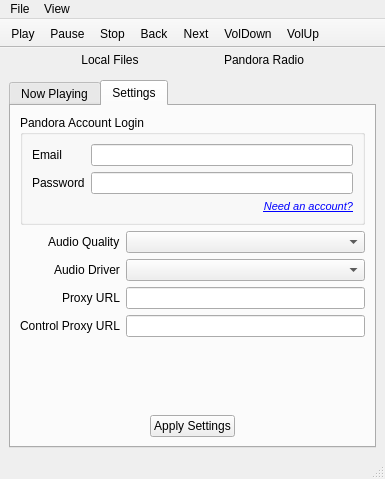
Before: the Qt Designer form src-qt5/desktop-utils/lumina-mediaplayer/mainUI.ui in lumina-desktop/lumina, drawn with Qt 5.
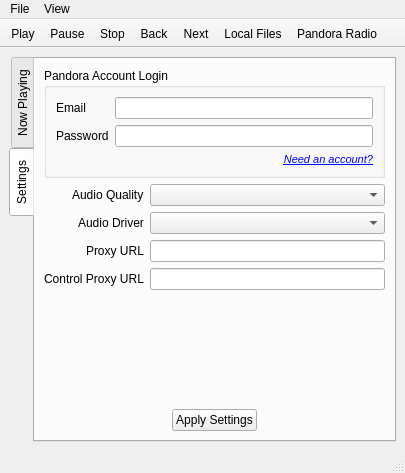
After: the same form once the commit is applied. The open tabs and pages were chosen to show the change. Icons and pictures are not drawn.

Commit message: Clean up the UI for lumina-mediaplayer, and disable video output (still getting gstreamer stream crashes when the video widget is not visible).

What changed in the file:
```diff
--- a/src-qt5/desktop-utils/lumina-mediaplayer/mainUI.ui
+++ b/src-qt5/desktop-utils/lumina-mediaplayer/mainUI.ui
@@ -6,8 +6,8 @@
    <rect>
     <x>0</x>
     <y>0</y>
-    <width>385</width>
-    <height>479</height>
+    <width>405</width>
+    <height>473</height>
    </rect>
   </property>
   <property name="windowTitle">
@@ -30,57 +30,6 @@
     <property name="bottomMargin">
      <number>0</number>
     </property>
-    <item>
-     <widget class="QFrame" name="frame_type">
-      <layout class="QHBoxLayout" name="horizontalLayout">
-       <property name="topMargin">
-        <number>1</number>
-       </property>
-       <property name="bottomMargin">
-        <number>1</number>
-       </property>
-       <item>
-        <widget class="QToolButton" name="radio_local">
-         <property name="text">
-          <string>Local Files</string>
-         </property>
-         <property name="checkable">
-          <bool>true</bool>
-         </property>
-         <property name="checked">
-          <bool>false</bool>
-         </property>
-         <property name="toolButtonStyle">
-          <enum>Qt::ToolButtonTextBesideIcon</enum>
-         </property>
-         <property name="autoRaise">
-          <bool>true</bool>
-         </property>
-        </widget>
-       </item>
-       <item>
-        <widget class="QToolButton" name="radio_pandora">
-         <property name="text">
-          <string>Pandora Radio</string>
-         </property>
-         <property name="icon">
-          <iconset resource="extra/resources.qrc">
-           <normaloff>:/pandora</normaloff>:/pandora</iconset>
-         </property>
-         <property name="checkable">
-          <bool>true</bool>
-         </property>
-         <property name="toolButtonStyle">
-          <enum>Qt::ToolButtonTextBesideIcon</enum>
-         </property>
-         <property name="autoRaise">
-          <bool>true</bool>
-         </property>
-        </widget>
-       </item>
-      </layout>
-     </widget>
-    </item>
     <item>
      <widget class="QStackedWidget" name="stackedWidget">
       <property name="currentIndex">
@@ -298,6 +247,9 @@
        <layout class="QVBoxLayout" name="verticalLayout_2">
         <item>
          <widget class="QTabWidget" name="tabWidget_pandora">
+          <property name="tabPosition">
+           <enum>QTabWidget::West</enum>
+          </property>
           <property name="currentIndex">
            <number>1</number>
           </property>
@@ -717,7 +669,7 @@
     <rect>
      <x>0</x>
      <y>0</y>
-     <width>385</width>
+     <width>405</width>
      <height>24</height>
     </rect>
    </property>
@@ -763,8 +715,8 @@
    <addaction name="actionStop"/>
    <addaction name="actionBack"/>
    <addaction name="actionNext"/>
-   <addaction name="actionVolDown"/>
-   <addaction name="actionVolUp"/>
+   <addaction name="radio_local"/>
+   <addaction name="radio_pandora"/>
   </widget>
   <action name="actionPlay">
    <property name="text">
@@ -864,6 +816,32 @@
     <string>Search for a new station</string>
    </property>
   </action>
+  <action name="radio_pandora">
+   <property name="checkable">
+    <bool>true</bool>
+   </property>
+   <property name="icon">
+    <iconset resource="extra/resources.qrc">
+     <normaloff>:/pandora</normaloff>:/pandora</iconset>
+   </property>
+   <property name="text">
+    <string>Pandora Radio</string>
+   </property>
+   <property name="toolTip">
+    <string>Stream from Pandora Radio</string>
+   </property>
+  </action>
+  <action name="radio_local">
+   <property name="checkable">
+    <bool>true</bool>
+   </property>
+   <property name="text">
+    <string>Local Files</string>
+   </property>
+   <property name="toolTip">
+    <string>Play Local Files</string>
+   </property>
+  </action>
  </widget>
  <resources>
   <include location="extra/resources.qrc"/>
```
Left out of the diff: 5 changed lines with no effect on the pictures. The commit also changes 2 other files.
